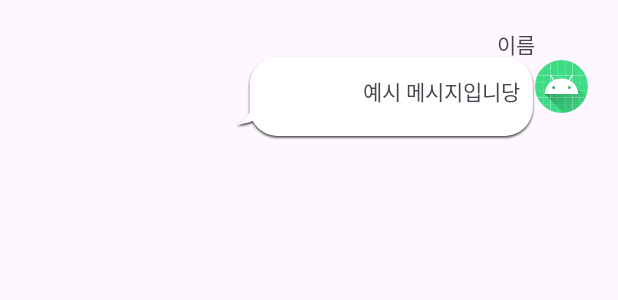
After one commit to eccho03/chatting, an Android app: the layout my_msg.xml on its own in the app's theme, with its tools: preview values and no code run, on a phone screen of 412 x 824 dp. The commit adds this screen. Shown: the top 300 px of the screen. Run offline under Robolectric (Android 15) with nearby library versions, the phone set to English and light mode, and no system bars.

Commit message:
채팅 내메시지 xml

```diff
--- a/app/build.gradle
+++ b/app/build.gradle
@@ -41,4 +41,5 @@ dependencies {
     testImplementation 'junit:junit:4.13.2'
     androidTestImplementation 'androidx.test.ext:junit:1.1.5'
     androidTestImplementation 'androidx.test.espresso:espresso-core:3.5.1'
+    implementation 'de.hdodenhof:circleimageview:3.1.0' //원형 이미지뷰
 }
--- /dev/null
+++ b/app/src/main/java/com/example/chatting/ChatActicity.kt
@@ -0,0 +1,4 @@
+package com.example.chatting
+
+class ChatActicity {
+}
--- /dev/null
+++ b/app/src/main/res/layout/my_msg.xml
@@ -0,0 +1,44 @@
+<?xml version="1.0" encoding="utf-8"?>
+<androidx.constraintlayout.widget.ConstraintLayout xmlns:android="http://schemas.android.com/apk/res/android"
+    android:layout_width="match_parent"
+    android:layout_height="match_parent"
+    xmlns:app="http://schemas.android.com/apk/res-auto">
+
+    <de.hdodenhof.circleimageview.CircleImageView
+        android:id="@+id/iv_myprofile"
+        android:layout_width="35dp"
+        android:layout_height="35dp"
+        android:src="@mipmap/ic_launcher"
+        app:layout_constraintEnd_toEndOf="parent"
+        app:layout_constraintTop_toTopOf="parent"
+        android:layout_marginRight="20dp"
+        android:layout_marginTop="40dp" />
+
+    <TextView
+        android:layout_width="wrap_content"
+        android:layout_height="wrap_content"
+        android:id="@+id/tv_name"
+        android:text="이름"
+        app:layout_constraintEnd_toEndOf="parent"
+        app:layout_constraintBottom_toTopOf="@+id/iv_myprofile"
+        android:layout_marginRight="55dp"/>
+
+    <ImageView
+        android:layout_width="200dp"
+        android:layout_height="100dp"
+        android:src="@drawable/iv_bubble"
+        app:layout_constraintTop_toTopOf="parent"
+        app:layout_constraintEnd_toStartOf="@id/iv_myprofile"
+        android:layout_marginTop="15dp"/>
+
+    <TextView
+        android:layout_width="wrap_content"
+        android:layout_height="wrap_content"
+        android:text="예시 메시지입니당"
+        app:layout_constraintTop_toBottomOf="@+id/tv_name"
+        app:layout_constraintEnd_toStartOf="@+id/iv_myprofile"
+        android:layout_marginRight="10dp"
+        android:layout_marginTop="10dp"/>
+
+
+</androidx.constraintlayout.widget.ConstraintLayout>
--- a/app/src/main/res/values/colors.xml
+++ b/app/src/main/res/values/colors.xml
@@ -1,5 +1,6 @@
 <?xml version="1.0" encoding="utf-8"?>
 <resources>
-    <color name="black">#FF000000</color>
+    <color name="black">#000000</color>
     <color name="white">#FFFFFFFF</color>
+    <color name="main">#FFD400</color>
 </resources>
```
Also changed, not shown: app/src/main/res/layout/activity_chat.xml (added, +39 -0 lines), app/src/main/res/drawable/iv_bubble.png (added).
